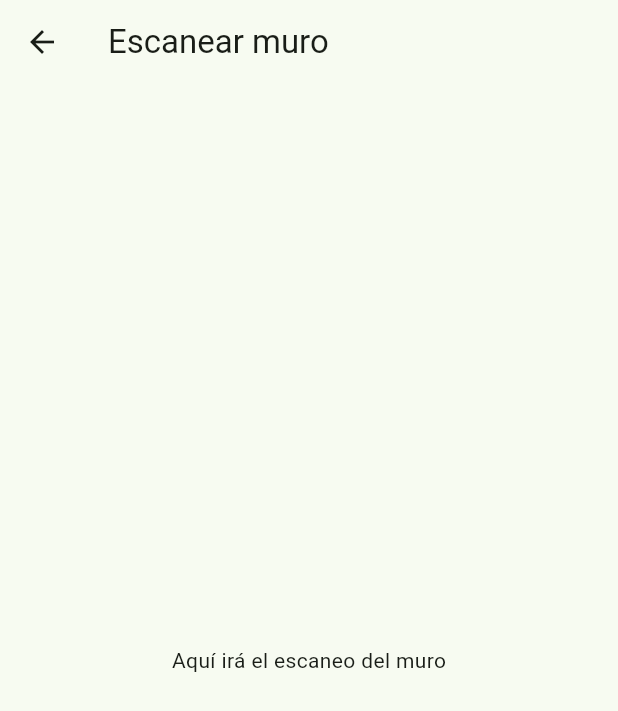
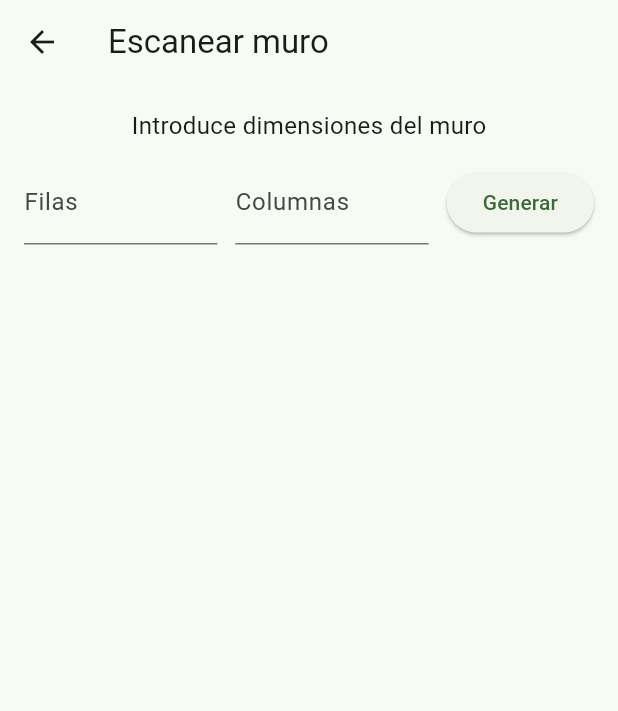
Before and after one commit to NuriaGauchia/climbing_led_app, a Flutter app: the ScanWallPage screen opened by its route, on a phone screen of 412 x 824 dp. Shown: the top 711 px of the screen. Run offline on Flutter 3.47's test engine with Material 3 defaults, Android fonts, the phone set to English and light mode, and no system bars; our stand-ins replace shared_preferences; accounts and stored records are empty.

Commit message:
Añadida pantalla de escaneo de muro con generación de grid y selección de presas LED

```diff
--- a/lib/pages/scan_wall_page.dart
+++ b/lib/pages/scan_wall_page.dart
@@ -1,13 +1,125 @@
 import 'package:flutter/material.dart';
 
-class ScanWallPage extends StatelessWidget {
+class ScanWallPage extends StatefulWidget {
   const ScanWallPage({super.key});
 
   @override
+  State<ScanWallPage> createState() => _ScanWallPageState();
+}
+
+class _ScanWallPageState extends State<ScanWallPage> {
+  final TextEditingController rowsController = TextEditingController();
+  final TextEditingController colsController = TextEditingController();
+
+  int numRows = 0;
+  int numCols = 0;
+  Set<int> activeCells = {};
+
+  void generateGrid() {
+    final rows = int.tryParse(rowsController.text) ?? 0;
+    final cols = int.tryParse(colsController.text) ?? 0;
+
+    if (rows > 0 && cols > 0) {
+      setState(() {
+        numRows = rows;
+        numCols = cols;
+        activeCells.clear();
+      });
+    }
+  }
+
+  void toggleCell(int index) {
+    setState(() {
+      if (activeCells.contains(index)) {
+        activeCells.remove(index);
+      } else {
+        activeCells.add(index);
+      }
+    });
+  }
+
+  void saveWallConfig() {
+    // Aquí puedes guardar en SharedPreferences o Firebase
+    print('Guardando muro: $numRows x $numCols');
+    print('Presas con LED: $activeCells');
+
+    ScaffoldMessenger.of(context).showSnackBar(
+      const SnackBar(content: Text('Muro guardado')),
+    );
+    Navigator.pop(context);
+  }
+
+  @override
   Widget build(BuildContext context) {
+    final totalCells = numRows * numCols;
+
     return Scaffold(
       appBar: AppBar(title: const Text('Escanear muro')),
-      body: const Center(child: Text('Aquí irá el escaneo del muro')),
+      body: Padding(
+        padding: const EdgeInsets.all(16),
+        child: Column(
+          children: [
+            const Text('Introduce dimensiones del muro', style: TextStyle(fontSize: 16)),
+            const SizedBox(height: 12),
+            Row(
+              children: [
+                Expanded(
+                  child: TextField(
+                    controller: rowsController,
+                    keyboardType: TextInputType.number,
+                    decoration: const InputDecoration(labelText: 'Filas'),
+                  ),
+                ),
+                const SizedBox(width: 12),
+                Expanded(
+                  child: TextField(
+                    controller: colsController,
+                    keyboardType: TextInputType.number,
+                    decoration: const InputDecoration(labelText: 'Columnas'),
+                  ),
+                ),
+                const SizedBox(width: 12),
+                ElevatedButton(
+                  onPressed: generateGrid,
+                  child: const Text('Generar'),
+                ),
+              ],
+            ),
+            const SizedBox(height: 16),
+            if (totalCells > 0)
+              Expanded(
+                child: GridView.builder(
+                  gridDelegate: SliverGridDelegateWithFixedCrossAxisCount(
+                    crossAxisCount: numCols,
+                    mainAxisSpacing: 6,
+                    crossAxisSpacing: 6,
+                  ),
+                  itemCount: totalCells,
+                  itemBuilder: (context, index) {
+                    final isActive = activeCells.contains(index);
+                    return GestureDetector(
+                      onTap: () => toggleCell(index),
+                      child: Container(
+                        decoration: BoxDecoration(
+                          color: isActive ? Colors.green : Colors.grey[300],
+                          border: Border.all(color: Colors.black),
+                        ),
+                        child: Center(child: Text('${index + 1}')),
+                      ),
+                    );
+                  },
+                ),
+              ),
+            const SizedBox(height: 16),
+            if (totalCells > 0)
+              ElevatedButton.icon(
+                onPressed: saveWallConfig,
+                icon: const Icon(Icons.save),
+                label: const Text('Guardar configuración'),
+              ),
+          ],
+        ),
+      ),
     );
   }
 }
```
Also changed, not shown: lib/pages/settings_page.dart (+3 -6 lines).
